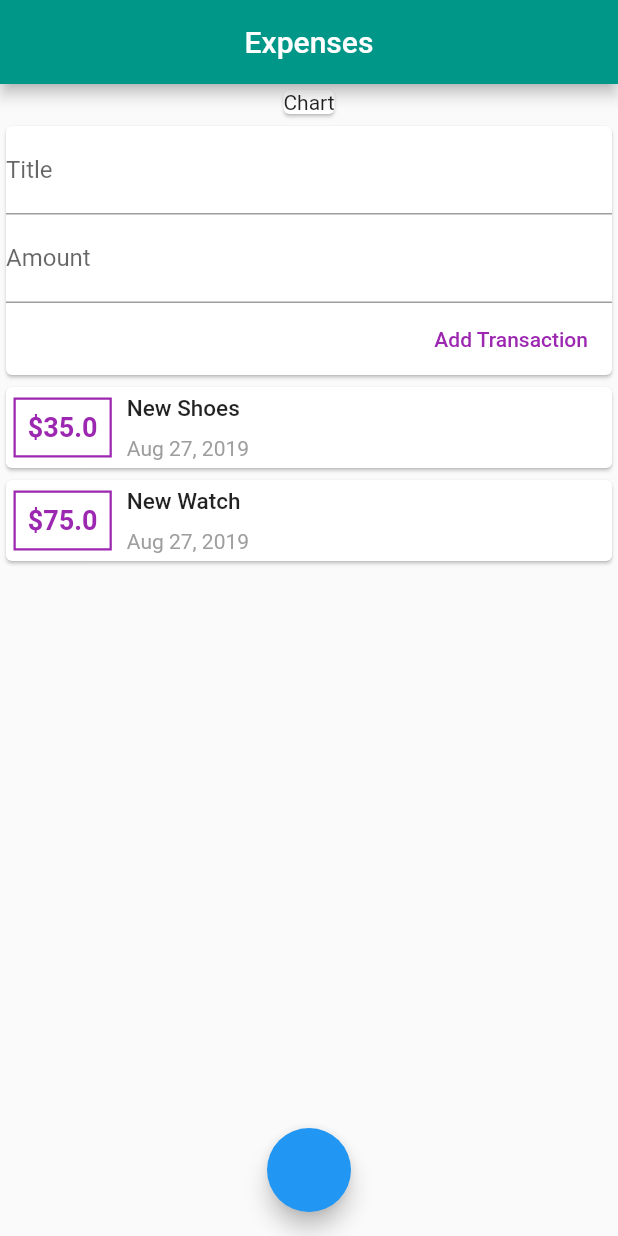
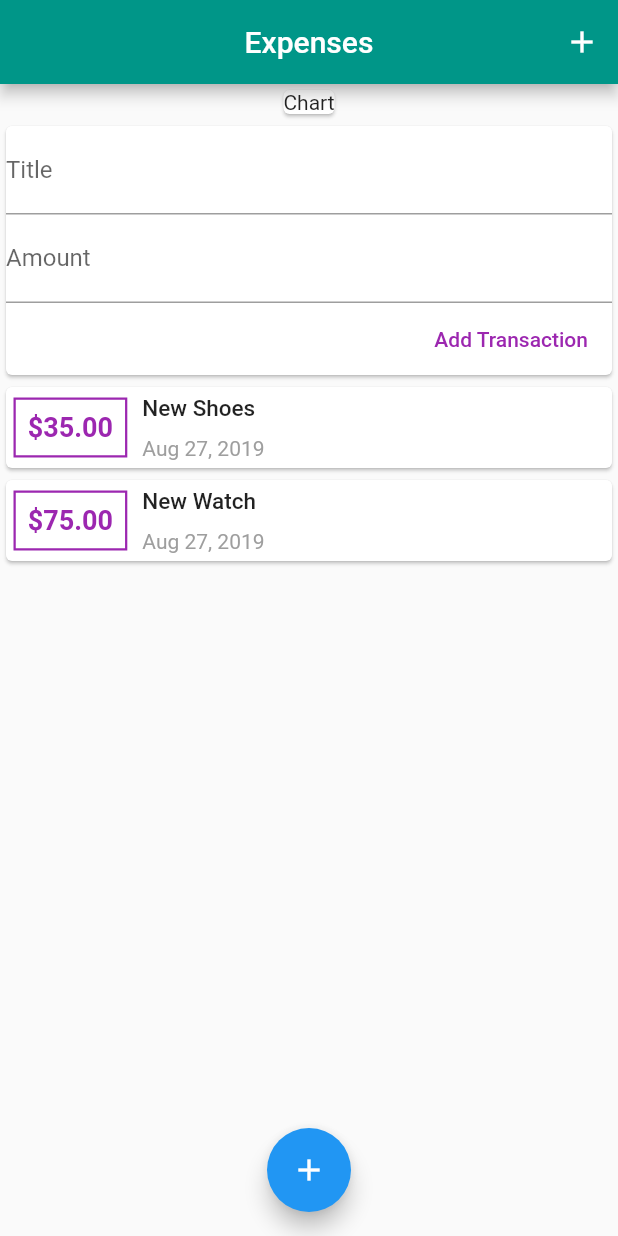
Before and after one commit to ashishs07/expenses, a Flutter app: the screen it shows after launch, after a tap on "Add Transaction", on a phone screen of 412 x 824 dp. Run offline on Flutter 3.47's test engine with Material 2 defaults, Android fonts, the phone set to English and light mode, and no system bars.

```diff
--- /dev/null
+++ b/lib/homepage.dart
@@ -0,0 +1,32 @@
+import 'package:flutter/material.dart';
+
+import './widgets/user_tx.dart';
+import './widgets/modal.dart';
+
+class HomePage extends StatelessWidget {
+  @override
+  Widget build(BuildContext context) {
+    return Scaffold(
+      appBar: AppBar(
+        centerTitle: true,
+        title: Text('Expenses'),
+        actions: <Widget>[
+          IconButton(
+            icon: Icon(Icons.add),
+            onPressed: () {
+              showModal(context);
+            },
+          )
+        ],
+      ),
+      floatingActionButton: FloatingActionButton(
+        child: Icon(Icons.add),
+        onPressed: () {
+          showModal(context);
+        },
+      ),
+      floatingActionButtonLocation: FloatingActionButtonLocation.centerFloat,
+      body: UserTransaction(),
+    );
+  }
+}
--- a/lib/main.dart
+++ b/lib/main.dart
@@ -1,6 +1,6 @@
 import 'package:flutter/material.dart';
 
-import './widgets/user_tx.dart';
+import './homepage.dart';
 
 void main() => runApp(MyApp());
 
@@ -17,20 +17,3 @@ class MyApp extends StatelessWidget {
     );
   }
 }
-
-class HomePage extends StatelessWidget {
-  @override
-  Widget build(BuildContext context) {
-    return Scaffold(
-      appBar: AppBar(
-        centerTitle: true,
-        title: Text('Expenses'),
-      ),
-      floatingActionButton: FloatingActionButton(
-        onPressed: () {},
-      ),
-      floatingActionButtonLocation: FloatingActionButtonLocation.centerFloat,
-      body: UserTransaction(),
-    );
-  }
-}
--- a/lib/widgets/new_tx.dart
+++ b/lib/widgets/new_tx.dart
@@ -6,6 +6,20 @@ class NewTx extends StatelessWidget {
   final amountController = TextEditingController();
 
   NewTx(this.addTransaction);
+
+  void submitTx() {
+    final enteredTitle = titleController.text;
+    final enteredAmount = double.parse(amountController.text);
+
+    if (enteredTitle == null || enteredAmount <= 0) {
+      return;
+    }
+
+    addTransaction(
+      enteredTitle,
+      enteredAmount,
+    );
+  }
 
   @override
   Widget build(BuildContext context) {
@@ -21,20 +35,20 @@ class NewTx extends StatelessWidget {
               TextField(
                 decoration: InputDecoration(labelText: 'Title'),
                 controller: titleController,
+                keyboardType: TextInputType.text,
+                onSubmitted: (_) => submitTx(),
               ),
               TextField(
                 decoration: InputDecoration(labelText: 'Amount'),
                 controller: amountController,
+                keyboardType: TextInputType.numberWithOptions(
+                    signed: true, decimal: true),
+                onSubmitted: (_) => submitTx(),
               ),
               FlatButton(
                 child: Text('Add Transaction'),
                 textColor: Colors.purple,
-                onPressed: () {
-                  addTransaction(
-                    titleController.text,
-                    double.parse(amountController.text),
-                  );
-                },
+                onPressed: submitTx,
               )
             ],
           ),
--- a/lib/widgets/txcard.dart
+++ b/lib/widgets/txcard.dart
@@ -15,7 +15,7 @@ class TxCard extends StatelessWidget {
       alignment: Alignment.center,
       decoration: _buildPriceContainerDecoration(),
       child: Text(
-        '\$${tx.amount}',
+        '\$${tx.amount.toStringAsFixed(2)}',
         style: _buildPriceStyle(),
       ),
     );
```
Also changed, not shown: lib/widgets/modal.dart (added, +33 -0 lines).
